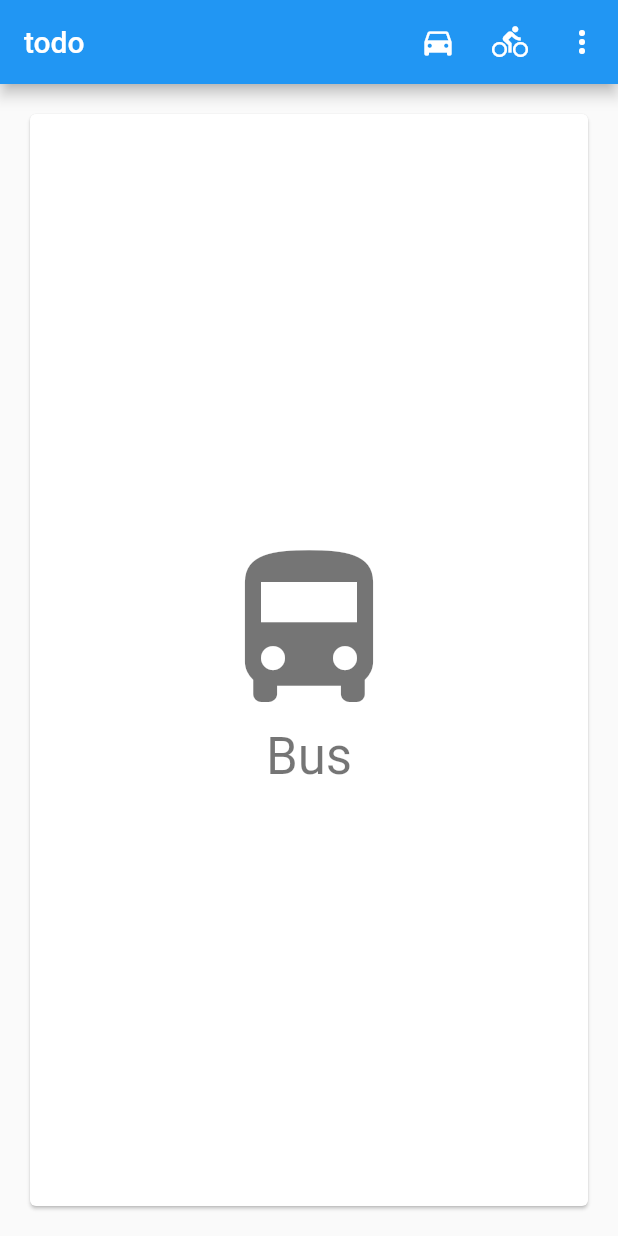
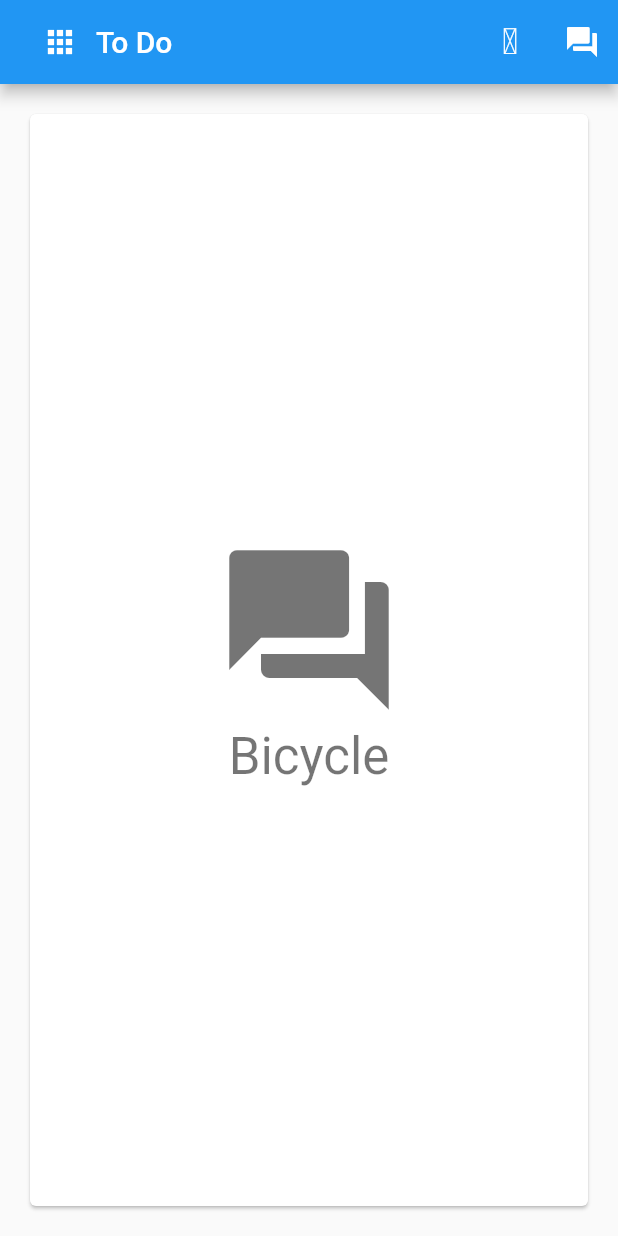
Before and after one commit to ff131517/todo, a Flutter app: the screen it shows after launch, on a phone screen of 412 x 824 dp. Run offline on Flutter 3.47's test engine with Material 2 defaults, Android fonts, the phone set to English and light mode, and no system bars.

Commit message:
feat:custome icon

```diff
--- a/lib/main.dart
+++ b/lib/main.dart
@@ -6,7 +6,7 @@ class BasicAppBarSample extends StatefulWidget {
 }
 
 class _BasicAppBarSampleState extends State<BasicAppBarSample> {
-  Choice _selectedChoice = choices[3];
+  Choice _selectedChoice = choices[1];
 
   void _selcet(Choice choice) {
     setState(() {
@@ -14,12 +14,26 @@ class _BasicAppBarSampleState extends State<BasicAppBarSample> {
     });
   }
 
+  void _appsBtnClick() {
+    print("apps click");
+  }
+
   @override
   Widget build(BuildContext context) {
     return new MaterialApp(
         home: new Scaffold(
       appBar: new AppBar(
-        title: new Text("todo"),
+        title: new Row(
+          children: <Widget>[
+            new IconButton(
+                icon: new Icon(
+                  Icons.apps,
+                  color: Colors.white,
+                ),
+                onPressed: _appsBtnClick),
+            new Text("To Do")
+          ],
+        ),
         actions: <Widget>[
           new IconButton(
               icon: new Icon(choices[0].icon),
@@ -31,15 +45,6 @@ class _BasicAppBarSampleState extends State<BasicAppBarSample> {
               onPressed: () {
                 _selcet(choices[1]);
               }),
-          new PopupMenuButton<Choice>(
-            onSelected: _selcet,
-            itemBuilder: (BuildContext context) {
-              return choices.map((Choice choice) {
-                return new PopupMenuItem(
-                    value: choice, child: new Text(choice.title));
-              }).toList();
-            },
-          )
         ],
       ),
       body: new Padding(
@@ -57,13 +62,15 @@ class Choice {
 }
 
 const List<Choice> choices = const <Choice>[
-  const Choice(title: 'Car', icon: Icons.directions_car),
-  const Choice(title: 'Bicycle', icon: Icons.directions_bike),
-  const Choice(title: 'Boat', icon: Icons.directions_boat),
-  const Choice(title: 'Bus', icon: Icons.directions_bus),
-  const Choice(title: 'Train', icon: Icons.directions_railway),
-  const Choice(title: 'Walk', icon: Icons.directions_walk),
+  const Choice(title: 'Car', icon: AntdIcons.checkCircle),
+  // const Choice(title: 'Car', icon: Icons.settings),
+  const Choice(title: 'Bicycle', icon: Icons.question_answer),
 ];
+
+class AntdIcons {
+  static const IconData setting = IconData(0xe64e, fontFamily: 'AntdIcons');
+  static const IconData checkCircle = IconData(0xe77d, fontFamily: 'AntdIcons');
+}
 
 class ChoiceCard extends StatelessWidget {
   const ChoiceCard({Key key, this.choice}) : super(key: key);
```
Also changed, not shown: pubspec.yaml (+4 -6 lines), assets/fonts/AntdIcons.ttf (added), assets/fonts/iconfont.ttf (added).
